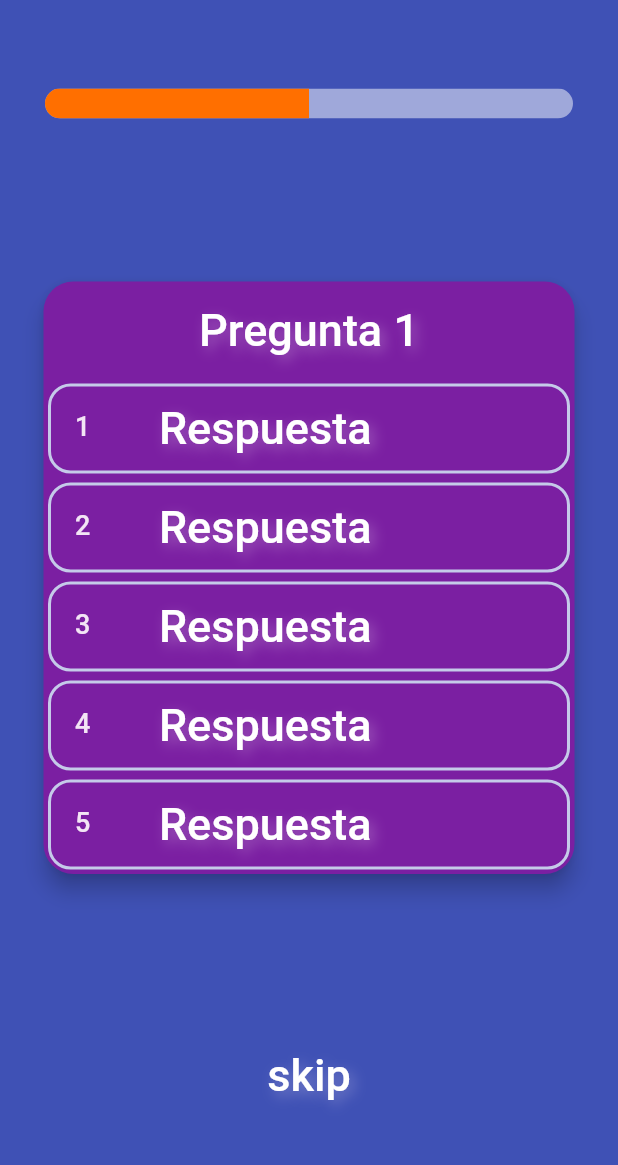
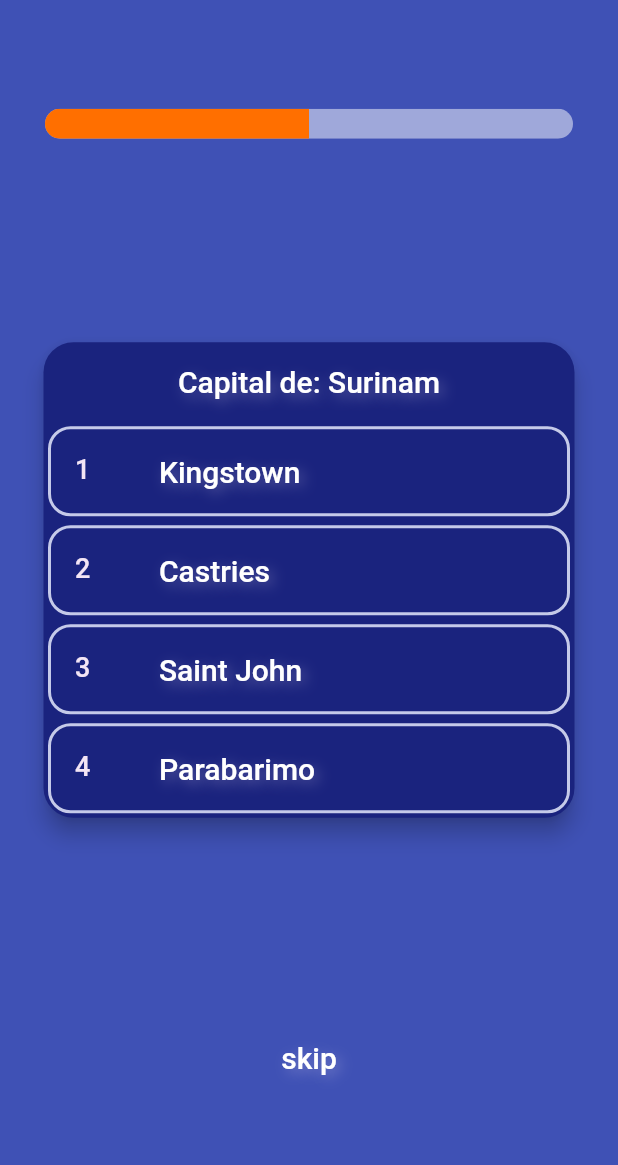
Before and after one commit to javieratoaxaca/QuizzAppFlutter, a Flutter app: the screen it shows after launch, after a tap on "Iniciar Quiz", on a phone screen of 412 x 824 dp, the part 59-1224 px from its top. Run offline on Flutter 3.47's test engine with Material 2 defaults, Android fonts, the phone set to English and light mode, and no system bars.

Commit message:
Agregando nuevas clases al proyecto

```diff
--- /dev/null
+++ b/quizflutter/assets/paises.json
@@ -0,0 +1,37 @@
+[
+  { "country": "Canadá", "capital": "Ottawa" },
+  { "country": "Estados Unidos", "capital": "Washington DC" },
+  { "country": "México", "capital": "México DF" },
+  { "country": "Belice", "capital": "Belmopán" },
+  { "country": "Costa rica", "capital": "San José" },
+  { "country": "El Salvador", "capital": "San Salvador" },
+  { "country": "Guatemala", "capital": "Ciudad de Guatemala" },
+  { "country": "Honduras", "capital": "Tegucigalpa" },
+  { "country": "Nicaragua", "capital": "Managua" },
+  { "country": "Panamá", "capital": "Panamá" },
+  { "country": "Argentina", "capital": "Buenos Aires" },
+  { "country": "Bolivia", "capital": "Sucre" },
+  { "country": "Brasil", "capital": "Brasilia" },
+  { "country": "Chile", "capital": "Santiago de Chile" },
+  { "country": "Colombia", "capital": "Bogotá" },
+  { "country": "Ecuador", "capital": "Quito" },
+  { "country": "Paraguay", "capital": "Asunción" },
+  { "country": "Perú", "capital": "Lima" },
+  { "country": "Surinam", "capital": "Parabarimo" },
+  { "country": "Trinidad y Tobago", "capital": "Puerto España" },
+  { "country": "Uruguay", "capital": "Montevideo" },
+  { "country": "Venezuela", "capital": "Caracas" },
+  { "country": "Antigua y Barbuda", "capital": "Saint John" },
+  { "country": "Bahamas", "capital": "Nasáu" },
+  { "country": "Barbados", "capital": "Bridgetown" },
+  { "country": "Cuba", "capital": "La Habana" },
+  { "country": "Dominica", "capital": "Roseau" },
+  { "country": "Granada", "capital": "Saint George" },
+  { "country": "Guyana", "capital": "Georgetown" },
+  { "country": "Haití", "capital": "Puerto Príncipe" },
+  { "country": "Jamaica", "capital": "Kingston" },
+  { "country": "República Dominicana", "capital": "Santo Domingo" },
+  { "country": "San Cristóbal y Nieves", "capital": "Basseterre" },
+  { "country": "San Vicente y las Granadinas", "capital": "Kingstown" },
+  { "country": "Santa Lucía", "capital": "Castries" }
+]
--- /dev/null
+++ b/quizflutter/lib/clases/question.dart
@@ -0,0 +1,23 @@
+class Question {
+  late String country;
+  String question = "Capital de: ";
+  late String answer;
+
+  List<String> options = [];
+  String selected = 'Skipped';
+
+  bool correct = false;
+
+  //! creacion de constructor
+  Question.fromJson(Map<String, dynamic> json)
+      : country = json['country'],
+        answer = json['capital'];
+
+  //creo una funcion
+  void addOptions(List<String> newOptions) {
+    question += country;
+    options.add(answer);
+    options.addAll(newOptions);
+    options.shuffle();
+  }
+}
--- /dev/null
+++ b/quizflutter/lib/clases/quiz.dart
@@ -0,0 +1,12 @@
+import 'package:quizflutter/clases/question.dart';
+
+class Quiz {
+  String name;
+  List<Question> questions;
+  int right = 0;
+
+//creacion del constructor
+  Quiz({required this.name, required this.questions});
+
+  double get percent => ((right / questions.length) * 100);
+}
--- a/quizflutter/lib/main.dart
+++ b/quizflutter/lib/main.dart
@@ -19,7 +19,7 @@ class MyApp extends StatelessWidget {
           textTheme: TextTheme(
             headline1: TextStyle(
               color: Colors.white,
-              fontSize: 30.0,
+              fontSize: 20.0,
               fontWeight: FontWeight.w500,
               shadows: [
                 Shadow(
@@ -40,7 +40,7 @@ class MyApp extends StatelessWidget {
           ),
           cardTheme: CardTheme(
             elevation: 6,
-            color: Colors.purple.shade700,
+            color: Colors.indigo.shade900,
             shape: RoundedRectangleBorder(
                 borderRadius: BorderRadius.circular(20.0)),
           )),
--- a/quizflutter/lib/pages/quiz_page.dart
+++ b/quizflutter/lib/pages/quiz_page.dart
@@ -1,4 +1,8 @@
+import 'dart:convert';
 import 'package:flutter/material.dart';
+import 'package:flutter/services.dart';
+import 'package:quizflutter/clases/question.dart';
+import 'package:quizflutter/clases/quiz.dart';
 
 class QuizPage extends StatefulWidget {
   const QuizPage({super.key});
@@ -8,12 +12,48 @@ class QuizPage extends StatefulWidget {
 }
 
 class _QuizPageState extends State<QuizPage> {
+  int totalQuestions = 5;
+  int totalOptions = 4;
+  int questionIndex = 0;
+  Quiz quiz = Quiz(name: 'Quiz de Capitales', questions: []);
+
+  Future<void> readJson() async {
+    final String response = await rootBundle.loadString('assets/paises.json');
+    final List<dynamic> data = await json.decode(response);
+    List<int> optionList = List<int>.generate(data.length, (index) => index);
+    List<int> questionsAdded = [];
+
+    while (true) {
+      optionList.shuffle();
+      int answer = optionList[0];
+      if (questionsAdded.contains(answer)) continue;
+      questionsAdded.add(answer);
+      List<String> otherOptions = [];
+      for (var option in optionList.sublist(1, totalOptions)) {
+        otherOptions.add(data[option]['capital']);
+      }
+
+      Question question = Question.fromJson(data[answer]);
+      question.addOptions(otherOptions);
+      quiz.questions.add(question);
+      if (quiz.questions.length >= totalQuestions) break;
+    }
+    setState(() {});
+  }
+
+  @override
+  //creo funcion
+  void initState() {
+    super.initState();
+    readJson();
+  }
+
   @override
   Widget build(BuildContext context) {
     return Scaffold(
       backgroundColor: Colors.indigo,
       appBar: AppBar(
-        title: const Text('Quiz de Capitales'),
+        title: Text(quiz.name),
         backgroundColor: Colors.indigo,
         elevation: 0,
       ),
@@ -36,37 +76,44 @@ class _QuizPageState extends State<QuizPage> {
             child: Container(
               margin:
                   const EdgeInsets.symmetric(horizontal: 25.0, vertical: 20.0),
-              child: Card(
+              child: quiz.questions.isNotEmpty
+                  ? Card(
                       child: Column(
                         mainAxisSize: MainAxisSize.min,
                         children: [
                           Container(
                             margin: const EdgeInsets.all(15),
                             child: Text(
-                        'Pregunta 1',
+                              quiz.questions[questionIndex].question,
                               style: Theme.of(context).textTheme.headline1,
                             ),
                           ),
                           Flexible(
                             child: ListView.builder(
                               shrinkWrap: true,
-                        itemCount: 5,
+                              itemCount: totalOptions,
                               itemBuilder: (_, index) {
                                 return Container(
                                   margin: const EdgeInsets.all(3),
                                   decoration: BoxDecoration(
                                       border: Border.all(
-                                    color: Colors.indigo.shade100, width: 2.0),
-                                borderRadius: BorderRadius.circular(15.0)),
+                                          color: Colors.indigo.shade100,
+                                          width: 2.0),
+                                      borderRadius:
+                                          BorderRadius.circular(15.0)),
                                   child: ListTile(
                                     shape: const RoundedRectangleBorder(
-                                  borderRadius:
-                                      BorderRadius.all(Radius.circular(12.0))),
+                                        borderRadius: BorderRadius.all(
+                                            Radius.circular(12.0))),
                                     leading: Text('${index + 1}',
-                                  style: Theme.of(context).textTheme.bodyText1),
+                                        style: Theme.of(context)
+                                            .textTheme
+                                            .bodyText1),
                                     title: Text(
-                                'Respuesta',
-                                style: Theme.of(context).textTheme.headline1,
+                                      quiz.questions[questionIndex]
+                                          .options[index],
+                                      style:
+                                          Theme.of(context).textTheme.headline1,
                                     ),
                                     onTap: () {},
                                   ),
@@ -76,6 +123,9 @@ class _QuizPageState extends State<QuizPage> {
                           )
                         ],
                       ),
+                    )
+                  : const CircularProgressIndicator(
+                      backgroundColor: Colors.white,
                     ),
             ),
           ),
```
Also changed, not shown: quizflutter/pubspec.yaml (+4 -6 lines), 3 other files. Lines whose indentation alone changed are shown as unchanged.
